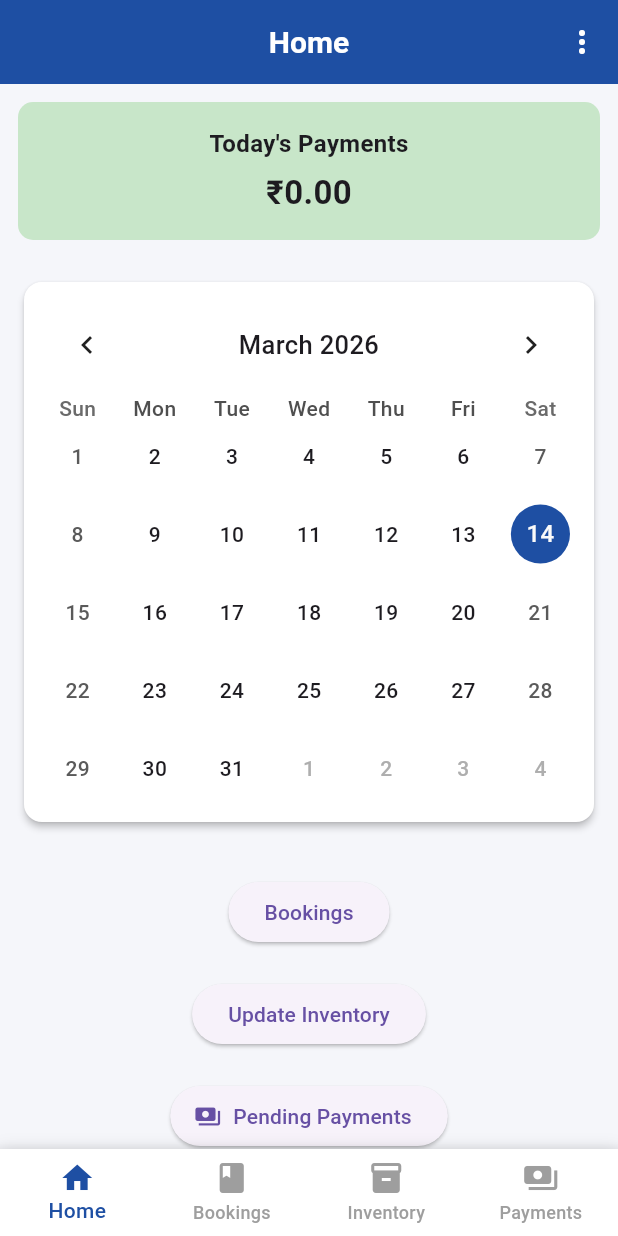
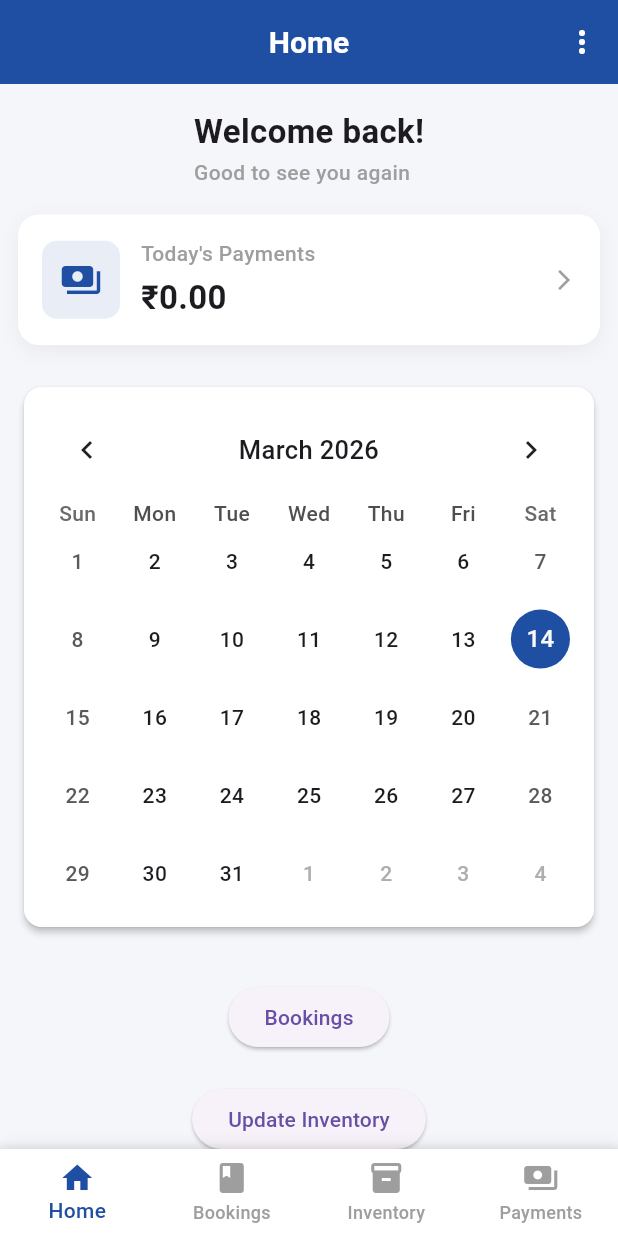
Before and after one commit to ritikkkkkk10/TeentApp, a Flutter app: the screen it shows once a user with an empty profile is signed in, on a phone screen of 412 x 824 dp. Run offline on Flutter 3.47's test engine with Material 3 defaults, Android fonts, the phone set to English and light mode, and no system bars; drawn by our look-alikes of table_calendar; our stand-ins replace cloud_firestore, firebase_auth, firebase_core, flutter_image_compress, google_sign_in, image_picker and 2 more; accounts and stored records are empty.

Commit message:
ui improvement 7

```diff
--- a/lib/screens/home_screen.dart
+++ b/lib/screens/home_screen.dart
@@ -84,6 +84,31 @@ class _HomeScreenState extends State<HomeScreen> {
       ),
       body: Column(
         children: [
+          /// WELCOME MESSAGE
+          Padding(
+            padding: const EdgeInsets.fromLTRB(16, 16, 16, 6),
+            child: Column(
+              crossAxisAlignment: CrossAxisAlignment.start,
+              children: const [
+                Text(
+                  "Welcome back!",
+                  style: TextStyle(
+                    fontSize: 22,
+                    fontWeight: FontWeight.bold,
+                  ),
+                ),
+                SizedBox(height: 2),
+                Text(
+                  "Good to see you again",
+                  style: TextStyle(
+                    fontSize: 14,
+                    color: Colors.grey,
+                  ),
+                ),
+              ],
+            ),
+          ),
+
           /// TODAY PAYMENTS DASHBOARD
           Padding(
             padding: const EdgeInsets.all(12),
@@ -134,25 +159,63 @@ class _HomeScreenState extends State<HomeScreen> {
                     width: double.infinity,
                     padding: const EdgeInsets.all(16),
                     decoration: BoxDecoration(
-                      color: Colors.green.shade100,
+                      color: Colors.white,
+                      borderRadius: BorderRadius.circular(14),
+                      boxShadow: [
+                        BoxShadow(
+                          color: Colors.black.withOpacity(0.05),
+                          blurRadius: 10,
+                          offset: const Offset(0, 4),
+                        ),
+                      ],
+                    ),
+                    child: Row(
+                      children: [
+                        /// ICON
+                        Container(
+                          padding: const EdgeInsets.all(12),
+                          decoration: BoxDecoration(
+                            color: const Color(0xFF1E4FA3).withOpacity(0.1),
                             borderRadius: BorderRadius.circular(10),
                           ),
+                          child: const Icon(
+                            Icons.payments,
+                            color: Color(0xFF1E4FA3),
+                            size: 28,
+                          ),
+                        ),
+
+                        const SizedBox(width: 14),
+
+                        /// TEXT SECTION
+                        Expanded(
                           child: Column(
+                            crossAxisAlignment: CrossAxisAlignment.start,
                             children: [
                               const Text(
                                 "Today's Payments",
                                 style: TextStyle(
-                            fontSize: 16,
-                            fontWeight: FontWeight.bold,
+                                  fontSize: 14,
+                                  color: Colors.grey,
                                 ),
                               ),
-                        const SizedBox(height: 6),
+                              const SizedBox(height: 4),
                               Text(
                                 "₹${todayTotal.toStringAsFixed(2)}",
                                 style: const TextStyle(
                                   fontSize: 22,
                                   fontWeight: FontWeight.bold,
                                 ),
+                              ),
+                            ],
+                          ),
+                        ),
+
+                        /// ARROW
+                        const Icon(
+                          Icons.arrow_forward_ios,
+                          size: 16,
+                          color: Colors.grey,
                         ),
                       ],
                     ),
```
Lines whose indentation alone changed are shown as unchanged.
